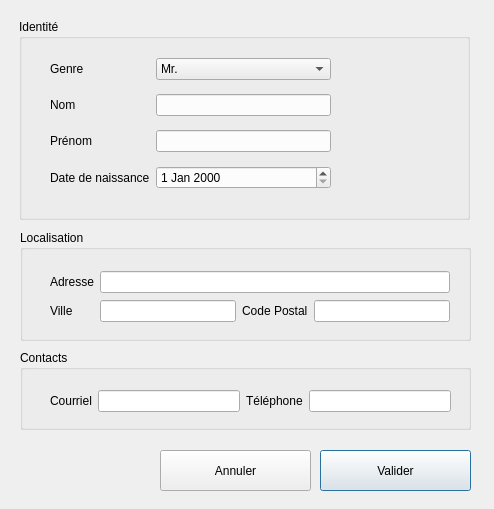
Qt form BestResidence/ajoutclient.ui (jordanlang/BestResidence) before a commit.
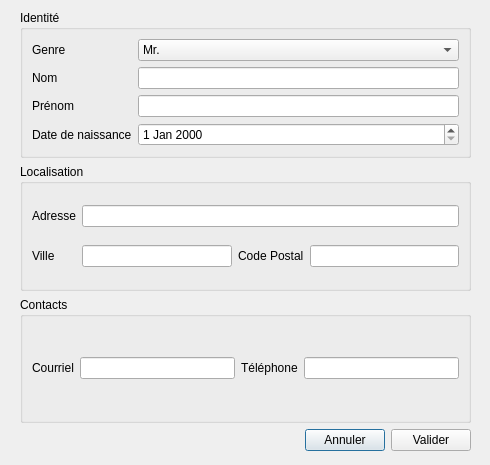
The same form after that commit.

Commit message: Ajout des layouts pour toutes les fenetres

```diff
--- a/BestResidence/ajoutclient.ui
+++ b/BestResidence/ajoutclient.ui
@@ -6,73 +6,107 @@
    <rect>
     <x>0</x>
     <y>0</y>
-    <width>494</width>
-    <height>509</height>
+    <width>490</width>
+    <height>465</height>
    </rect>
   </property>
   <property name="windowTitle">
    <string>Dialog</string>
   </property>
-  <widget class="QPushButton" name="b_valider">
+  <widget class="QWidget" name="">
    <property name="geometry">
     <rect>
-     <x>320</x>
-     <y>450</y>
-     <width>151</width>
-     <height>41</height>
-    </rect>
-   </property>
-   <property name="text">
-    <string>Valider</string>
-   </property>
-  </widget>
-  <widget class="QPushButton" name="b_annuler">
-   <property name="geometry">
-    <rect>
-     <x>160</x>
-     <y>450</y>
-     <width>151</width>
-     <height>41</height>
-    </rect>
-   </property>
-   <property name="text">
-    <string>Annuler</string>
-   </property>
-  </widget>
-  <widget class="QGroupBox" name="groupBox">
-   <property name="geometry">
-    <rect>
-     <x>19</x>
-     <y>19</y>
+     <x>20</x>
+     <y>10</y>
      <width>451</width>
-     <height>201</height>
+     <height>441</height>
     </rect>
    </property>
+   <layout class="QGridLayout" name="gridLayout_4">
+    <item row="0" column="0">
+     <widget class="QGroupBox" name="">
    <property name="title">
     <string>Identité</string>
    </property>
-  </widget>
-  <widget class="QGroupBox" name="groupBox_2">
-   <property name="geometry">
-    <rect>
-     <x>20</x>
-     <y>230</y>
-     <width>451</width>
-     <height>111</height>
-    </rect>
-   </property>
+      <layout class="QGridLayout" name="gridLayout">
+       <item row="0" column="0">
+        <widget class="QLabel" name="l_typeAnnonce">
+         <property name="text">
+          <string>Genre</string>
+         </property>
+        </widget>
+       </item>
+       <item row="0" column="1">
+        <widget class="QComboBox" name="genre">
+         <property name="cursor">
+          <cursorShape>PointingHandCursor</cursorShape>
+         </property>
+         <item>
+          <property name="text">
+           <string>Mr.</string>
+          </property>
+         </item>
+         <item>
+          <property name="text">
+           <string>Mlle.</string>
+          </property>
+         </item>
+         <item>
+          <property name="text">
+           <string>Mme.</string>
+          </property>
+         </item>
+        </widget>
+       </item>
+       <item row="1" column="0">
+        <widget class="QLabel" name="l_nom">
+         <property name="text">
+          <string>Nom</string>
+         </property>
+        </widget>
+       </item>
+       <item row="1" column="1">
+        <widget class="QLineEdit" name="q_nom">
+         <property name="placeholderText">
+          <string/>
+         </property>
+        </widget>
+       </item>
+       <item row="2" column="0">
+        <widget class="QLabel" name="l_prenom">
+         <property name="text">
+          <string>Prénom</string>
+         </property>
+        </widget>
+       </item>
+       <item row="2" column="1">
+        <widget class="QLineEdit" name="q_prenom">
+         <property name="text">
+          <string/>
+         </property>
+         <property name="placeholderText">
+          <string/>
+         </property>
+        </widget>
+       </item>
+       <item row="3" column="0">
+        <widget class="QLabel" name="l_adresse_2">
+         <property name="text">
+          <string>Date de naissance</string>
+         </property>
+        </widget>
+       </item>
+       <item row="3" column="1">
+        <widget class="QDateEdit" name="date"/>
+       </item>
+      </layout>
+     </widget>
+    </item>
+    <item row="1" column="0">
+     <widget class="QGroupBox" name="">
    <property name="title">
     <string>Localisation</string>
    </property>
-   <widget class="QWidget" name="">
-    <property name="geometry">
-     <rect>
-      <x>30</x>
-      <y>40</y>
-      <width>400</width>
-      <height>54</height>
-     </rect>
-    </property>
     <layout class="QGridLayout" name="gridLayout_2">
      <item row="0" column="0">
       <widget class="QLabel" name="l_adresse">
@@ -113,28 +147,12 @@
      </item>
     </layout>
    </widget>
-  </widget>
-  <widget class="QGroupBox" name="groupBox_3">
-   <property name="geometry">
-    <rect>
-     <x>20</x>
-     <y>350</y>
-     <width>451</width>
-     <height>80</height>
-    </rect>
-   </property>
+    </item>
+    <item row="2" column="0">
+     <widget class="QGroupBox" name="">
    <property name="title">
     <string>Contacts</string>
    </property>
-   <widget class="QWidget" name="">
-    <property name="geometry">
-     <rect>
-      <x>30</x>
-      <y>40</y>
-      <width>401</width>
-      <height>23</height>
-     </rect>
-    </property>
     <layout class="QGridLayout" name="gridLayout_3">
      <item row="0" column="0">
       <widget class="QLabel" name="l_courriel">
@@ -162,88 +180,39 @@
      </item>
     </layout>
    </widget>
-  </widget>
-  <widget class="QWidget" name="">
-   <property name="geometry">
-    <rect>
-     <x>50</x>
-     <y>50</y>
-     <width>281</width>
-     <height>151</height>
-    </rect>
-   </property>
-   <layout class="QGridLayout" name="gridLayout">
-    <item row="0" column="0">
-     <widget class="QLabel" name="l_typeAnnonce">
-      <property name="text">
-       <string>Genre</string>
-      </property>
-     </widget>
-    </item>
-    <item row="0" column="1">
-     <widget class="QComboBox" name="genre">
-      <property name="cursor">
-       <cursorShape>PointingHandCursor</cursorShape>
-      </property>
-      <item>
-       <property name="text">
-        <string>Mr.</string>
-       </property>
-      </item>
-      <item>
-       <property name="text">
-        <string>Mlle.</string>
-       </property>
-      </item>
-      <item>
-       <property name="text">
-        <string>Mme.</string>
-       </property>
-      </item>
-     </widget>
-    </item>
-    <item row="1" column="0">
-     <widget class="QLabel" name="l_nom">
-      <property name="text">
-       <string>Nom</string>
-      </property>
-     </widget>
-    </item>
-    <item row="1" column="1">
-     <widget class="QLineEdit" name="q_nom">
-      <property name="placeholderText">
-       <string/>
-      </property>
-     </widget>
-    </item>
-    <item row="2" column="0">
-     <widget class="QLabel" name="l_prenom">
-      <property name="text">
-       <string>Prénom</string>
-      </property>
-     </widget>
-    </item>
-    <item row="2" column="1">
-     <widget class="QLineEdit" name="q_prenom">
-      <property name="text">
-       <string/>
-      </property>
-      <property name="placeholderText">
-       <string/>
-      </property>
-     </widget>
     </item>
     <item row="3" column="0">
-     <widget class="QLabel" name="l_adresse_2">
+     <layout class="QHBoxLayout" name="horizontalLayout">
+      <item>
+       <spacer name="horizontalSpacer">
+        <property name="orientation">
+         <enum>Qt::Horizontal</enum>
+        </property>
+        <property name="sizeHint" stdset="0">
+         <size>
+          <width>40</width>
+          <height>20</height>
+         </size>
+        </property>
+       </spacer>
+      </item>
+      <item>
+       <widget class="QPushButton" name="b_annuler">
       <property name="text">
-       <string>Date de naissance</string>
+         <string>Annuler</string>
       </property>
      </widget>
     </item>
-    <item row="3" column="1">
-     <widget class="QDateEdit" name="date"/>
-    </item>
-   </layout>
+      <item>
+       <widget class="QPushButton" name="b_valider">
+        <property name="text">
+         <string>Valider</string>
+        </property>
+       </widget>
+      </item>
+     </layout>
+    </item>
+   </layout>
   </widget>
   <zorder>groupBox</zorder>
   <zorder>groupBox_3</zorder>
```
Left out of the diff: 15 changed lines with no effect on the pictures. Lines whose indentation alone changed are shown as unchanged. The commit also changes 4 other files.
